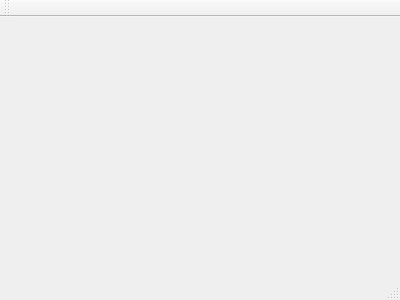
Old version of the form QtDiscovery/mainwindow.ui in the repository Vicos/QtDiscovery.
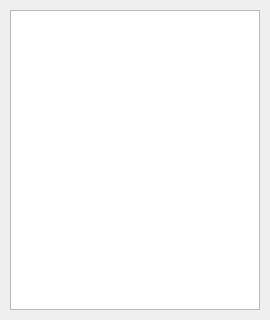
New version of the form.

Commit message: Basic implementation of device list model

Patch:
```diff
--- a/QtDiscovery/mainwindow.ui
+++ b/QtDiscovery/mainwindow.ui
@@ -1,24 +1,31 @@
 <ui version="4.0">
  <class>MainWindow</class>
- <widget class="QMainWindow" name="MainWindow" >
-  <property name="geometry" >
+ <widget class="QMainWindow" name="MainWindow">
+  <property name="geometry">
    <rect>
     <x>0</x>
     <y>0</y>
-    <width>400</width>
-    <height>300</height>
+    <width>270</width>
+    <height>320</height>
    </rect>
   </property>
   <property name="windowTitle" >
    <string>MainWindow</string>
   </property>
-  <widget class="QMenuBar" name="menuBar" />
-  <widget class="QToolBar" name="mainToolBar" />
-  <widget class="QWidget" name="centralWidget" />
-  <widget class="QStatusBar" name="statusBar" />
+  <widget class="QWidget" name="centralWidget">
+   <widget class="QListView" name="listView">
+    <property name="geometry">
+     <rect>
+      <x>10</x>
+      <y>10</y>
+      <width>250</width>
+      <height>300</height>
+     </rect>
+    </property>
+   </widget>
+  </widget>
  </widget>
- <layoutDefault spacing="6" margin="11" />
- <pixmapfunction></pixmapfunction>
+ <layoutdefault spacing="6" margin="11"/>
  <resources/>
  <connections/>
 </ui>
```
Left out of the diff: 22 changed lines with no effect on the pictures. The commit also changes 3 other files.
